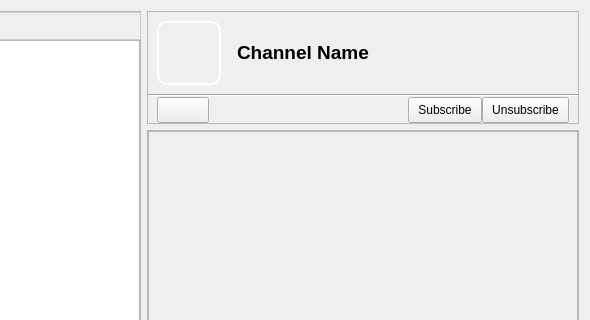
First picture: the form in retroshare-gui/src/gui/ChannelFeed.ui, repository RetroShare/RetroShare, before the edit; both pictures show x 91 to 681 and y 0 to 320 of the 681 by 476 pixel window.
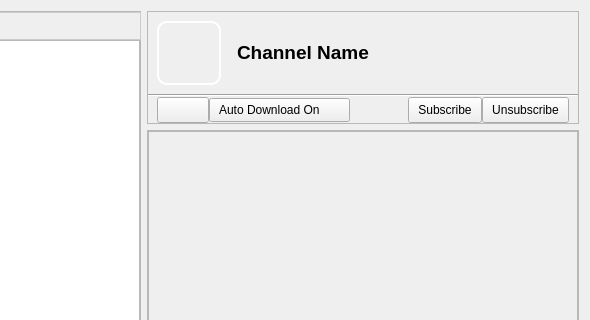
Second picture: the form after the edit. Icons and pictures are not drawn.

Commit message: added Combobox for Auto Download On/Off

Diff of the .ui file:
```diff
--- a/retroshare-gui/src/gui/ChannelFeed.ui
+++ b/retroshare-gui/src/gui/ChannelFeed.ui
@@ -353,7 +353,7 @@
             </property>
            </widget>
           </item>
-          <item row="0" column="3">
+          <item row="0" column="4">
            <widget class="QPushButton" name="unsubscribeButton">
             <property name="sizePolicy">
              <sizepolicy hsizetype="Fixed" vsizetype="Fixed">
@@ -395,7 +395,7 @@
             </property>
            </widget>
           </item>
-          <item row="0" column="2">
+          <item row="0" column="3">
            <widget class="QPushButton" name="subscribeButton">
             <property name="sizePolicy">
              <sizepolicy hsizetype="Fixed" vsizetype="Fixed">
@@ -441,7 +441,7 @@
             </property>
            </widget>
           </item>
-          <item row="0" column="1">
+          <item row="0" column="2">
            <spacer name="horizontalSpacer">
             <property name="orientation">
              <enum>Qt::Horizontal</enum>
@@ -454,6 +454,58 @@
             </property>
            </spacer>
           </item>
+          <item row="0" column="1">
+           <widget class="QComboBox" name="comboBoxautodownload">
+            <property name="styleSheet">
+             <string notr="true">QToolButton, QPushButton, QComboBox { 
+border-image: url(:/images/btn_26.png) 4;
+border-width: 4;
+padding: 0px 6px;
+font-size: 12px;
+}
+
+QToolButton:hover, QPushButton:hover, QComboBox:hover { 
+border-image: url(:/images/btn_26_hover.png) 4;
+}
+
+QToolButton:disabled, QPushButton:disabled, QComboBox::disabled {
+color:gray;
+}
+
+QToolButton:pressed, QPushButton:pressed{
+border-image: url(:/images/btn_26_pressed.png) 4;
+}
+
+QComboBox QAbstractItemView { 
+background-color:white;
+}
+
+QComboBox::down-arrow {
+image: url(:/images/combobox_arrow.png);
+}
+
+QComboBox:drop-down
+{
+subcontrol-origin: padding;
+subcontrol-position: top right;
+border-left-style: none; 
+border-top-right-radius: 1px;
+border-bottom-right-radius: 1px;
+}
+</string>
+            </property>
+            <item>
+             <property name="text">
+              <string>Auto Download On</string>
+             </property>
+            </item>
+            <item>
+             <property name="text">
+              <string>Auto Download Off</string>
+             </property>
+            </item>
+           </widget>
+          </item>
          </layout>
         </item>
        </layout>
```
